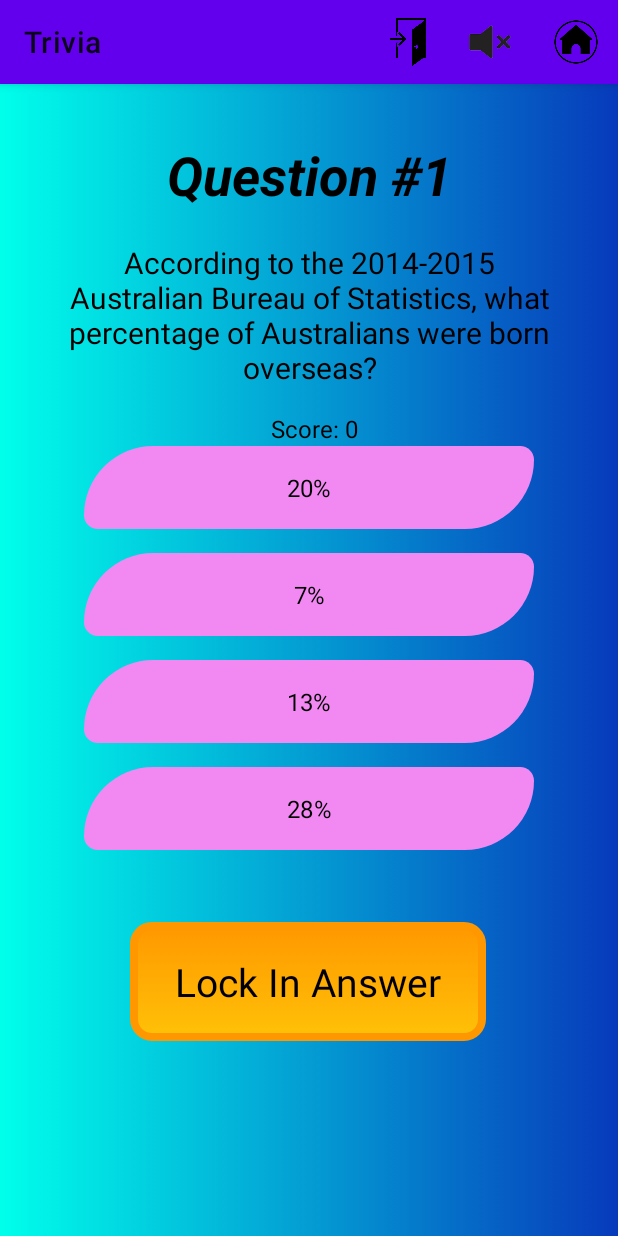
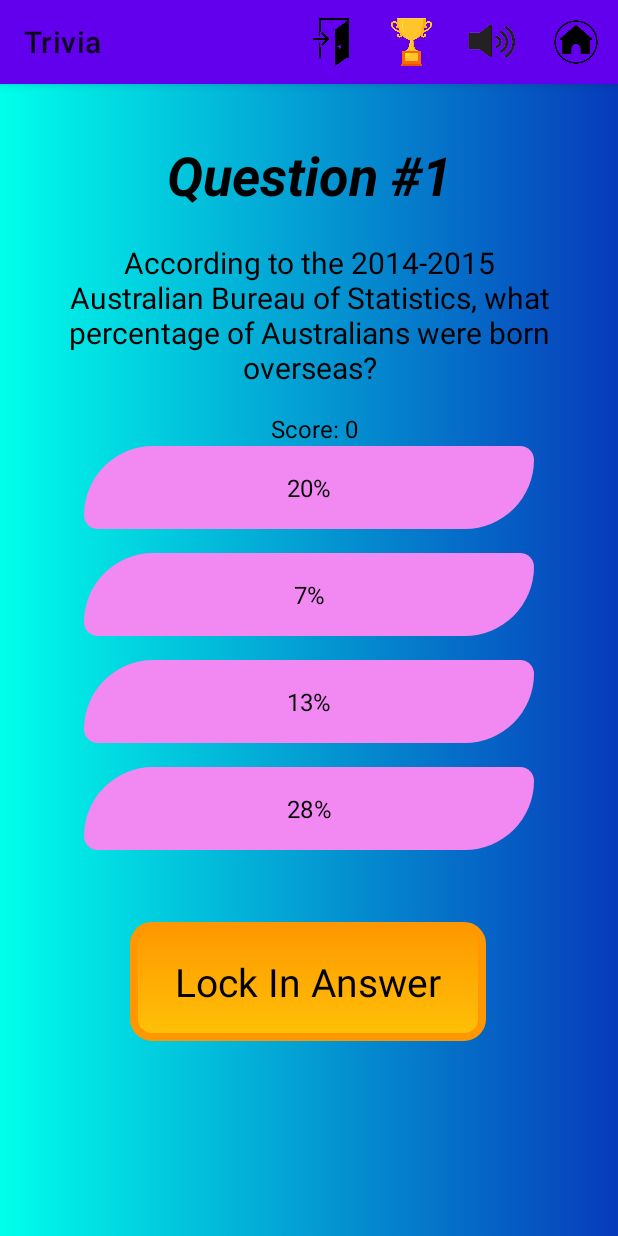
Before and after one commit to NevoKaplan/Trivia_Nevo_Kaplan, an Android app: the game screen opened directly, with no data from a screen before it, on a phone screen of 412 x 824 dp. Run offline under Robolectric (Android 15) with nearby library versions, the phone set to English and light mode, and no system bars; pictures from the network do not load.

Commit message:
user login and stats

```diff
--- a/app/src/main/java/com/example/trivia/game.java
+++ b/app/src/main/java/com/example/trivia/game.java
@@ -4,17 +4,15 @@ import android.app.Activity;
 import android.app.AlertDialog;
 import android.content.DialogInterface;
 import android.content.Intent;
+import android.content.SharedPreferences;
 import android.media.AudioAttributes;
 import android.media.AudioManager;
-import android.media.MediaPlayer;
 import android.media.SoundPool;
 import android.os.Build;
 import android.os.Bundle;
-import android.view.Menu;
 import android.view.View;
 import android.widget.ImageButton;
 import android.widget.ImageView;
-import android.widget.Switch;
 import android.widget.TextView;
 import android.widget.Toast;
 
@@ -44,6 +42,11 @@ public class game extends BaseActivity implements View.OnClickListener{
         answer = "hello Dvir";
         Intent intent = getIntent();
         chosen = intent.getIntExtra("chosen", 1);
+        hasUser = intent.getBooleanExtra("hasUser", false);
+        count = intent.getIntArrayExtra("count");
+        scores = intent.getFloatArrayExtra("scores");
+        user_name = intent.getStringExtra("username");
+        sp = getSharedPreferences("details", 0);
         length = controller.getQuestionLen();
         switch (chosen) {
             case 1:
@@ -60,8 +63,8 @@ public class game extends BaseActivity implements View.OnClickListener{
         }
         if (Build.VERSION.SDK_INT >= Build.VERSION_CODES.LOLLIPOP) {
             AudioAttributes audioAttributes = new AudioAttributes.Builder()
-                    .setUsage(AudioAttributes.USAGE_ASSISTANCE_SONIFICATION)
-                    .setContentType(AudioAttributes.CONTENT_TYPE_SONIFICATION)
+                    .setUsage(AudioAttributes.USAGE_GAME)
+                    .setContentType(AudioAttributes.CONTENT_TYPE_MUSIC)
                     .build();
 
             soundPool = new SoundPool.Builder()
@@ -88,7 +91,7 @@ public class game extends BaseActivity implements View.OnClickListener{
         locked.setOnClickListener(this::locked);
 
         AlertDialog.Builder builder = new AlertDialog.Builder(this);
-        playerName = intent.getStringExtra("player");
+        playerName = user_name;
         ((TextView)findViewById(R.id.name)).setText(playerName);
         builder.setCancelable(false);
         builder.setTitle("Well Played, " + playerName + "!");
@@ -123,7 +126,16 @@ public class game extends BaseActivity implements View.OnClickListener{
         }
         else {
             long end = System.currentTimeMillis();
-            alert.setMessage("You answered " + (controller.getScore()/10) + "/" + length + " questions correctly.\nYour time is: " + (Math.round((((end - start) / 1000.0) * 100.0))/100.0) + " seconds.");
+            float len = (float)(Math.round((((end - start) / 1000.0) * 100.0))/100.0);
+            int questionsAnswered = (controller.getScore()/10);
+            if (hasUser && scores[chosen-1] > len && questionsAnswered == length) {
+                System.out.println("here");
+                scores[chosen-1] = len;
+                SharedPreferences.Editor editor = sp.edit();
+                editor.putFloat("scores_" + (chosen-1), scores[chosen-1]);
+                editor.commit();
+            }
+            alert.setMessage("You answered " + questionsAnswered + "/" + length + " questions correctly.\nYour time is: " + len + " seconds.");
             alert.show();
         }
     }
@@ -232,6 +244,7 @@ public class game extends BaseActivity implements View.OnClickListener{
     public void home() {
         Intent intentR = new Intent();
         intentR.putExtra("currentPos", mediaPlayer.getCurrentPosition());
+        intentR.putExtra("scores", scores);
         mediaPlayer.pause();
         setResult(Activity.RESULT_OK, intentR);
         finish();
--- a/app/src/main/res/menu/main_menu.xml
+++ b/app/src/main/res/menu/main_menu.xml
@@ -1,34 +1,34 @@
 <?xml version="1.0" encoding="utf-8"?>
 <menu xmlns:app="http://schemas.android.com/apk/res-auto"
     xmlns:android="http://schemas.android.com/apk/res/android">
-<!--
-<item
-    android:id="@+id/item_login"
-    android:title="Login"
-    android:orderInCategory="3"
-    android:icon="@drawable/login"
-    app:showAsAction="ifRoom"/>
--->
+
 <item
     android:id="@+id/item_music"
+    android:orderInCategory="3"
+    android:title="Disable Music"
+    android:icon="@drawable/sound_on"
+    app:showAsAction="always"/>
+
+<item
+    android:id="@+id/trophy"
     android:orderInCategory="2"
-    android:title="Disable Music"
-    android:icon="@drawable/sound_off"
-    app:showAsAction="ifRoom"/>
+    android:title="stats"
+    android:icon="@drawable/trophy"
+    app:showAsAction="always"/>
 
 <item
     android:id="@+id/item_exit"
     android:orderInCategory="1"
     android:title="Exit"
     android:icon="@drawable/exit_door"
-    app:showAsAction="ifRoom" />
+    app:showAsAction="always" />
 
 <item
     android:id="@+id/item_home"
-    android:orderInCategory="3"
+    android:orderInCategory="4"
     android:title="Home"
     android:icon="@drawable/homebutton"
-    app:showAsAction="ifRoom" />
+    app:showAsAction="always" />
 
 
 </menu>
```
Also changed, not shown: app/src/main/java/com/example/trivia/BaseActivity.java (+51 -4 lines), app/src/main/java/com/example/trivia/MainActivity.java (+74 -17 lines), app/src/main/res/layout/activity_main.xml (+3 -28 lines), app/src/main/res/layout/custom_dialog.xml (added, +103 -0 lines), app/src/main/res/drawable/trophy.png (added).
